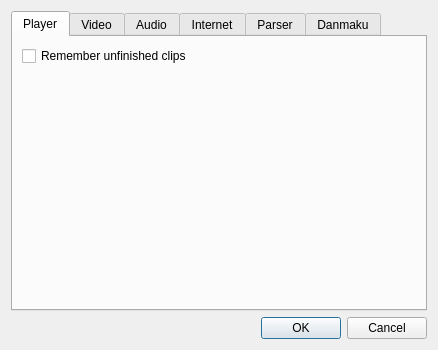
Old version of the form src/settingsdialog.ui in the repository coslyk/moonplayer.
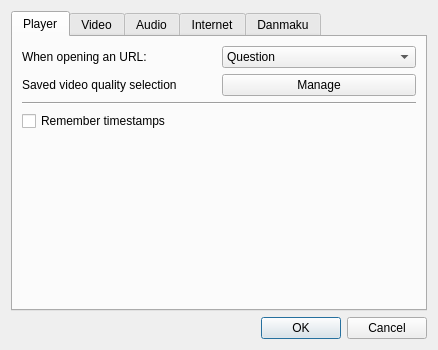
New version of the form.

Commit message: Add an option to choose the action when opening an URL

```diff
--- a/src/settingsdialog.ui
+++ b/src/settingsdialog.ui
@@ -26,17 +26,74 @@
       <attribute name="title">
        <string>Player</string>
       </attribute>
-      <layout class="QFormLayout" name="formLayout">
-       <property name="fieldGrowthPolicy">
-        <enum>QFormLayout::ExpandingFieldsGrow</enum>
-       </property>
-       <item row="3" column="0" colspan="2">
+      <layout class="QGridLayout" name="gridLayout_3">
+       <item row="0" column="0">
+        <widget class="QLabel" name="label_5">
+         <property name="text">
+          <string>When opening an URL:</string>
+         </property>
+        </widget>
+       </item>
+       <item row="0" column="1">
+        <widget class="QComboBox" name="urlOpenModeComboBox">
+         <item>
+          <property name="text">
+           <string>Question</string>
+          </property>
+         </item>
+         <item>
+          <property name="text">
+           <string>Play</string>
+          </property>
+         </item>
+         <item>
+          <property name="text">
+           <string>Download</string>
+          </property>
+         </item>
+        </widget>
+       </item>
+       <item row="1" column="0">
+        <widget class="QLabel" name="label_4">
+         <property name="text">
+          <string>Saved video quality selection</string>
+         </property>
+        </widget>
+       </item>
+       <item row="1" column="1">
+        <widget class="QPushButton" name="qualityButton">
+         <property name="text">
+          <string>Manage</string>
+         </property>
+        </widget>
+       </item>
+       <item row="2" column="0" colspan="2">
+        <widget class="Line" name="line">
+         <property name="orientation">
+          <enum>Qt::Horizontal</enum>
+         </property>
+        </widget>
+       </item>
+       <item row="3" column="0">
         <widget class="QCheckBox" name="rememberCheckBox">
          <property name="text">
-          <string>Remember unfinished clips</string>
+          <string>Remember timestamps</string>
          </property>
         </widget>
        </item>
+       <item row="4" column="0">
+        <spacer name="verticalSpacer">
+         <property name="orientation">
+          <enum>Qt::Vertical</enum>
+         </property>
+         <property name="sizeHint" stdset="0">
+          <size>
+           <width>20</width>
+           <height>144</height>
+          </size>
+         </property>
+        </spacer>
+       </item>
       </layout>
      </widget>
      <widget class="QWidget" name="videoTab">
@@ -293,40 +350,20 @@
        <item row="5" column="1" colspan="3">
         <widget class="QPushButton" name="dirButton"/>
        </item>
-      </layout>
-     </widget>
-     <widget class="QWidget" name="parserTab">
-      <attribute name="title">
-       <string>Parser</string>
-      </attribute>
-      <layout class="QGridLayout" name="gridLayout_3">
-       <item row="0" column="0">
-        <widget class="QLabel" name="label_4">
+       <item row="5" column="0" colspan="4">
+        <widget class="QLabel" name="label_11">
          <property name="text">
           <string>Saved video quality selection</string>
          </property>
         </widget>
        </item>
-       <item row="0" column="1">
-        <widget class="QPushButton" name="qualityButton">
+       <item row="0" column="0" colspan="4">
+        <widget class="QLabel" name="label_12">
          <property name="text">
           <string>Manage</string>
          </property>
         </widget>
        </item>
-       <item row="1" column="0">
-        <spacer name="verticalSpacer">
-         <property name="orientation">
-          <enum>Qt::Vertical</enum>
-         </property>
-         <property name="sizeHint" stdset="0">
-          <size>
-           <width>20</width>
-           <height>215</height>
-          </size>
-         </property>
-        </spacer>
-       </item>
       </layout>
      </widget>
      <widget class="QWidget" name="danmakuTab">
```
Left out of the diff: 34 changed lines with no effect on the pictures. The commit also changes 6 other files.
